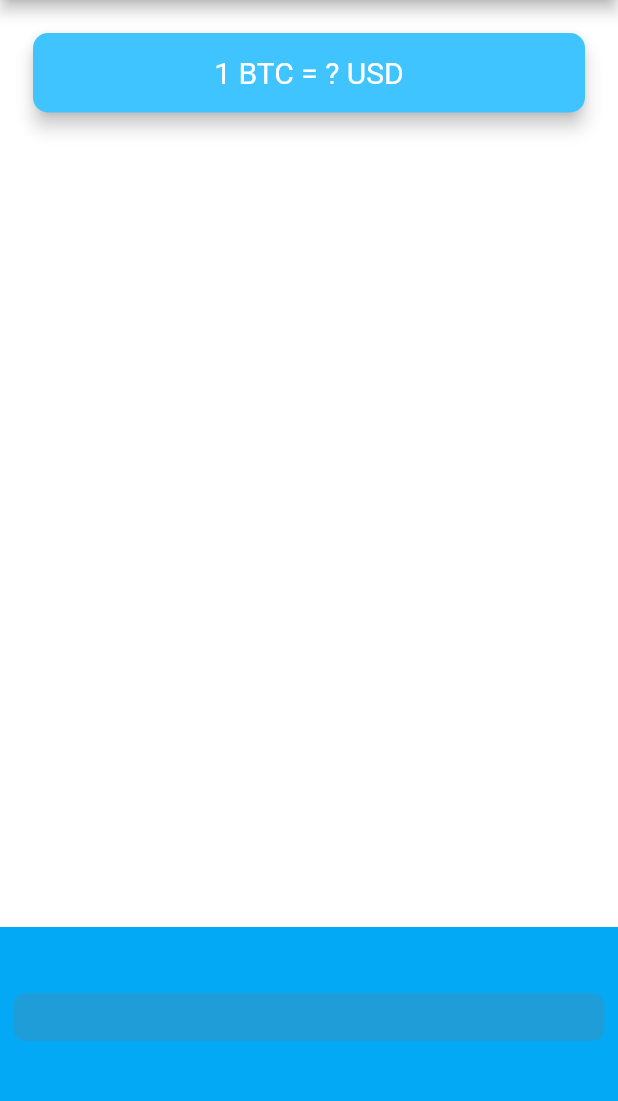
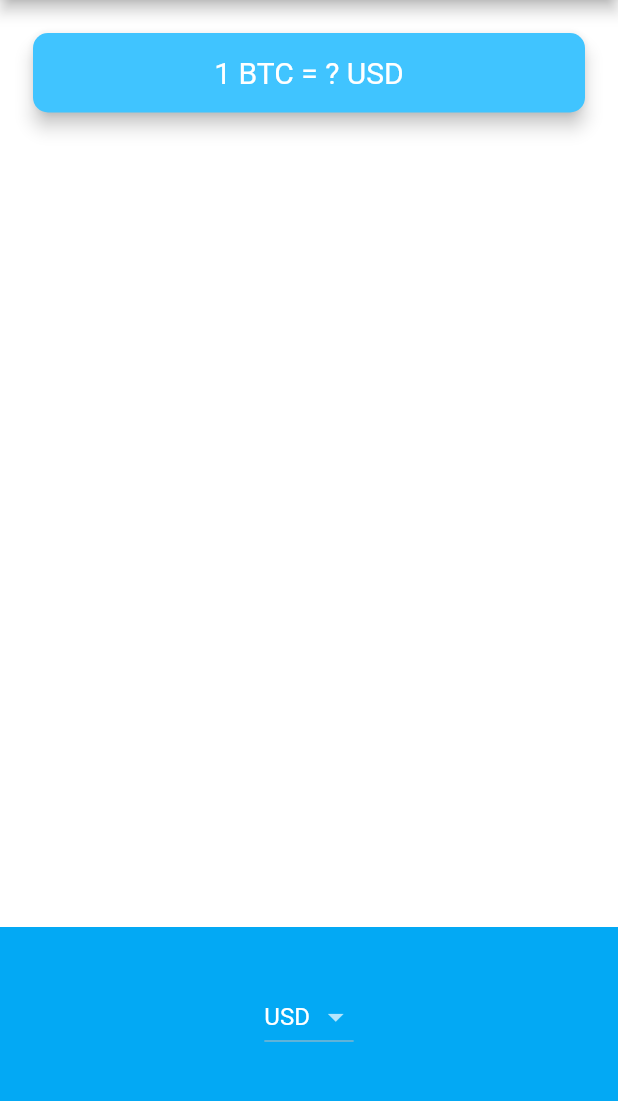
Before and after one commit to ravijaanthony/bitcoin_ticker_flutter, a Flutter app: the screen it shows after launch, on a phone screen of 412 x 824 dp, the part 84-1185 px from its top. Run offline on Flutter 3.47's test engine with Material 2 defaults, Android fonts, the phone set to English and light mode, and no system bars.

Commit message:
Updated the scroll wheel for iOS

```diff
--- a/lib/price_screen.dart
+++ b/lib/price_screen.dart
@@ -1,3 +1,5 @@
+import 'dart:io' show Platform;
+
 import 'package:flutter/cupertino.dart';
 import 'package:flutter/material.dart';
 
@@ -11,8 +13,9 @@ class PriceScreen extends StatefulWidget {
 class _PriceScreenState extends State<PriceScreen> {
   String selectedCurrency = "USD";
 
-  List<DropdownMenuItem> getDropdownList() {
+  DropdownButton androidDropdown() {
     List<DropdownMenuItem<String>> dropDownItems = [];
+
     for (String value in currenciesList) {
       var newItem = DropdownMenuItem(
         child: Text(value),
@@ -20,21 +23,47 @@ class _PriceScreenState extends State<PriceScreen> {
       );
       dropDownItems.add(newItem);
     }
-    return dropDownItems;
+
+    return DropdownButton(
+      value: selectedCurrency,
+      items: dropDownItems,
+      onChanged: (value) {
+        setState(() {
+          selectedCurrency = value!;
+        });
+      },
+    );
   }
 
-  List<Widget> getPickerItems() {
+  CupertinoPicker iOSPicker() {
     List<Text> pickerItemList = [];
+
     for (String currency in currenciesList) {
       pickerItemList.add(Text(currency));
     }
 
-    return pickerItemList;
+    return CupertinoPicker(
+        backgroundColor: Colors.lightBlue,
+        itemExtent: 32,
+        onSelectedItemChanged: (selectedIndex) {
+          print(selectedIndex);
+        },
+        children: pickerItemList);
+  }
+
+  // To find which OS this code is running
+  Widget getPicker() {
+    if (Platform.isIOS) {
+      return iOSPicker();
+    } else if (Platform.isAndroid) {
+      return androidDropdown();
+    }
+    return iOSPicker();
   }
 
   @override
   Widget build(BuildContext context) {
-    getDropdownList();
+    androidDropdown();
 
     return Scaffold(
       appBar: AppBar(
@@ -66,34 +95,14 @@ class _PriceScreenState extends State<PriceScreen> {
             ),
           ),
           Container(
-              height: 150.0,
-              alignment: Alignment.center,
-              padding: EdgeInsets.only(bottom: 30.0),
-              color: Colors.lightBlue,
-              child: CupertinoPicker(
-                  backgroundColor: Colors.lightBlue,
-                  itemExtent: 32,
-                  onSelectedItemChanged: (selectedIndex) {
-                    print(selectedIndex);
-                  },
-                  children: []
-                  // Text("USD"),
-                  // Text("EUR"),
-                  // Text("GBP"),
-                  // ],
-                  )),
+            height: 150.0,
+            alignment: Alignment.center,
+            padding: EdgeInsets.only(bottom: 30.0),
+            color: Colors.lightBlue,
+            child: Platform.isAndroid ? androidDropdown() : iOSPicker(), // Ternary operator to find the running OS
+          ),
         ],
       ),
     );
   }
 }
-
-// DropdownButton(
-// value: selectedCurrency,
-// items: getDropdownList(),
-// onChanged: (value) {
-// setState(() {
-// selectedCurrency = value!;
-// });
-// },
-// ),
```
